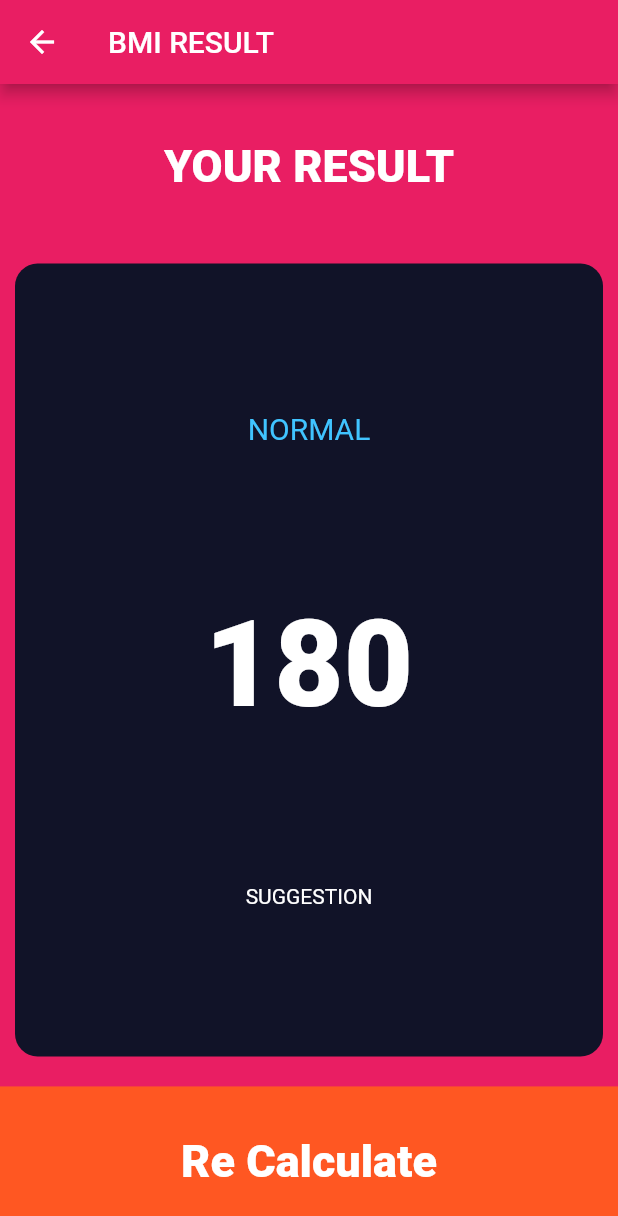
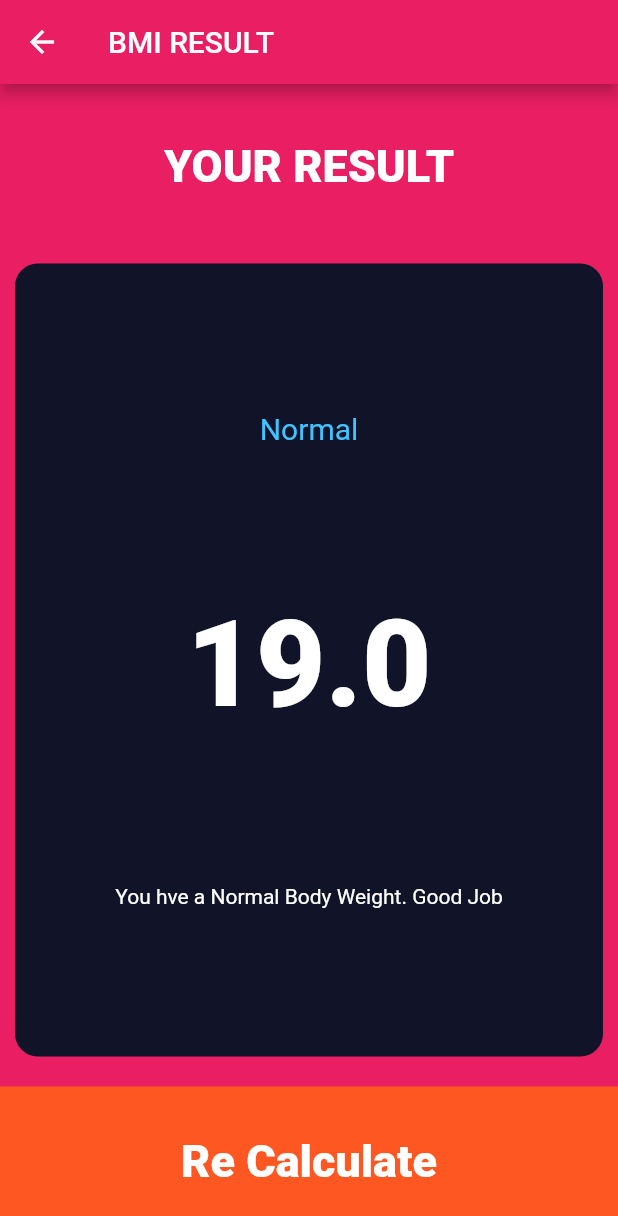
Before and after one commit to raheelaraza/BMI, a Flutter app: the screen it shows after launch, after a tap on "Calculate", on a phone screen of 412 x 824 dp. Shown: the top 1216 px of the screen. Run offline on Flutter 3.47's test engine with Material 2 defaults, Android fonts, the phone set to English and light mode, and no system bars; our stand-ins replace font_awesome_flutter.

Commit message:
GET RESULT last video of BMI calculator || lec # 70

```diff
--- a/lib/Input_Page.dart
+++ b/lib/Input_Page.dart
@@ -5,6 +5,7 @@ import 'RepeateTextIcon.dart';
 import 'constent_variable.dart';
 import 'RoundIcon.dart';
 import 'Resultfind.dart';
+import 'calculation.dart';
 
 enum Gender {
   male,
@@ -17,23 +18,10 @@ class InputPage extends StatefulWidget {
 }
 
 class _InputPageState extends State<InputPage> {
-  /*Color maleColor = deactivationcolor;
-  Color femaleColor = deactivationcolor;
-  void updateColor(Gender genderType) {
-    if (genderType == Gender.male) {
-      maleColor = activationcolor;
-      femaleColor = deactivationcolor;
-    }
-    if (genderType == Gender.female) {
-      maleColor = deactivationcolor;
-      femaleColor = activationcolor;
-    }
-  }*/
   Gender selectGender;
-  int slider_height = 180;
+  int slider_height = 100;
   int slider_weight = 20;
   int sliderage = 10;
-
   @override
   Widget build(BuildContext context) {
     return Scaffold(
@@ -41,16 +29,15 @@ class _InputPageState extends State<InputPage> {
         title: Text('BMI'),
       ),
       body: Column(
-        crossAxisAlignment: CrossAxisAlignment.stretch,
         children: [
           Expanded(
             child: Row(
               children: [
                 Expanded(
-                  /*child: GestureDetector(
+                  /* child: GestureDetector(
                     onTap: () {
                       setState(() {
-                        //updateColor(Gender.male);
+                        //update_color(Gender.male);
                         selectGender = Gender.male;
                       });
                     },*/
@@ -67,16 +54,16 @@ class _InputPageState extends State<InputPage> {
                         : deactivationcolor,
                     cardWidge: RepeateTextIcon(
                       iconData: FontAwesomeIcons.male,
-                      Label: "MALE",
+                      Label: 'MALE',
                     ),
                   ),
-                  // ),
+                  //),
                 ),
                 Expanded(
                   /*child: GestureDetector(
                     onTap: () {
                       setState(() {
-                        //updateColor(Gender.female);
+                        //update_color(Gender.female);
                         selectGender = Gender.female;
                       });
                     },*/
@@ -94,7 +81,7 @@ class _InputPageState extends State<InputPage> {
                         : deactivationcolor,
                     cardWidge: RepeateTextIcon(
                       iconData: FontAwesomeIcons.female,
-                      Label: "FEMALE",
+                      Label: 'FEMALE',
                     ),
                   ),
                   //),
@@ -102,6 +89,9 @@ class _InputPageState extends State<InputPage> {
               ],
             ),
           ),
+          Expanded(
+            child: Row(
+              children: [
                 Expanded(
                   child: Repeate_contanier(
                     colors: Color(0xFF1D1E33),
@@ -113,7 +103,7 @@ class _InputPageState extends State<InputPage> {
                           mainAxisAlignment: MainAxisAlignment.center,
                           children: [
                             Text(
-                        slider_height.toString(),
+                              '$slider_height',
                               style: ConstentTextLabe2,
                             ),
                             Text(
@@ -133,9 +123,12 @@ class _InputPageState extends State<InputPage> {
                               slider_height = newvalue.round();
                             });
                           },
-                  )
+                        ),
                       ],
                     ),
+                  ),
+                ),
+              ],
             ),
           ),
           Expanded(
@@ -150,8 +143,7 @@ class _InputPageState extends State<InputPage> {
                           'WEGHT',
                           style: ConstentTextLabel,
                         ),
-                        Text(slider_weight.toString(),
-                            style: ConstentTextLabe2),
+                        Text('$slider_weight', style: ConstentTextLabe2),
                         Row(
                           mainAxisAlignment: MainAxisAlignment.center,
                           children: [
@@ -185,7 +177,7 @@ class _InputPageState extends State<InputPage> {
                         mainAxisAlignment: MainAxisAlignment.center,
                         children: [
                           Text('AGE', style: ConstentTextLabel),
-                        Text(sliderage.toString(), style: ConstentTextLabe2),
+                          Text('$sliderage', style: ConstentTextLabe2),
                           Row(
                             mainAxisAlignment: MainAxisAlignment.center,
                             children: [
@@ -210,18 +202,23 @@ class _InputPageState extends State<InputPage> {
                           )
                         ],
                       ),
-                    colors: Color(0xFF1D1E33),
-                  ),
+                      colors: Color(0xFF1D1E33)),
                 ),
               ],
             ),
           ),
           GestureDetector(
             onTap: () {
+              Calculation cal =
+                  Calculation(heigh: slider_height, weight: slider_weight);
               Navigator.push(
                 context,
                 MaterialPageRoute(
-                  builder: (context) => Resultfind(),
+                  builder: (context) => Resultfind(
+                    bmiresult: cal.Calculations(),
+                    final_result: cal.get_result(),
+                    suggestion: cal.get_suggestion(),
+                  ),
                 ),
               );
             },
--- a/lib/RepeateTextIcon.dart
+++ b/lib/RepeateTextIcon.dart
@@ -5,6 +5,7 @@ class RepeateTextIcon extends StatelessWidget {
   RepeateTextIcon({@required this.iconData, this.Label});
   final IconData iconData;
   final String Label;
+
   @override
   Widget build(BuildContext context) {
     return Column(
--- a/lib/Resultfind.dart
+++ b/lib/Resultfind.dart
@@ -4,6 +4,10 @@ import 'Repeate_contanier.dart';
 import 'Input_Page.dart';
 
 class Resultfind extends StatelessWidget {
+  Resultfind({@required this.bmiresult, this.final_result, this.suggestion});
+  final String bmiresult;
+  final String final_result;
+  final String suggestion;
   @override
   Widget build(BuildContext context) {
     return Scaffold(
@@ -32,10 +36,10 @@ class Resultfind extends StatelessWidget {
                   //crossAxisAlignment: CrossAxisAlignment.center,
                   mainAxisAlignment: MainAxisAlignment.spaceEvenly,
                   children: [
-                    Text("NORMAL", style: Result1),
-                    Text("180", style: Result2),
+                    Text(final_result, style: Result1),
+                    Text(bmiresult, style: Result2),
                     Text(
-                      'SUGGESTION',
+                      suggestion,
                       textAlign: TextAlign.center,
                     ),
                   ],
--- /dev/null
+++ b/lib/calculation.dart
@@ -0,0 +1,35 @@
+import 'dart:math';
+import 'main.dart';
+
+class Calculation {
+  Calculation({this.heigh, this.weight});
+
+  final int heigh;
+  final int weight;
+  double _result;
+
+  String Calculations() {
+    _result = weight / pow(heigh / 100, 2);
+    return _result.toStringAsFixed(1);
+  }
+
+  String get_result() {
+    if (_result >= 25) {
+      return 'Over Weight';
+    } else if (_result >= 18 && _result < 25) {
+      return 'Normal';
+    } else {
+      return 'Under Weight';
+    }
+  }
+
+  String get_suggestion() {
+    if (_result >= 25) {
+      return 'You have a higher than Normal body weight. Try to more Exercise';
+    } else if (_result > 18 && _result < 25) {
+      return 'You hve a Normal Body Weight. Good Job';
+    } else {
+      return 'You have a lower than Normal body weight. You need to eat bit more';
+    }
+  }
+}
```
Lines whose indentation alone changed are shown as unchanged.
